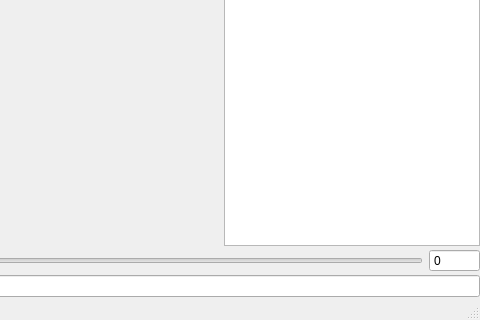
This is userViewer/userViewer.ui in GaelReinaudi/Cache-Bot as Qt 5 draws it before an edit; both pictures show x 720 to 1200 and y 354 to 674 of the 1200 by 674 pixel window. The edited form follows.
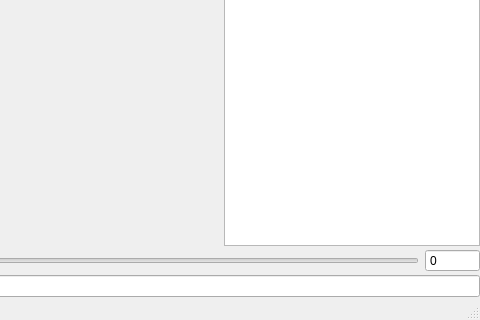
This is the edited form. Custom widgets are drawn as their Qt base class.

The edit to the form file:
```diff
--- a/userViewer/userViewer.ui
+++ b/userViewer/userViewer.ui
@@ -126,7 +126,7 @@
          <enum>QAbstractSpinBox::NoButtons</enum>
         </property>
         <property name="minimum">
-         <number>-1</number>
+         <number>-999999999</number>
         </property>
         <property name="maximum">
          <number>999999999</number>
```
